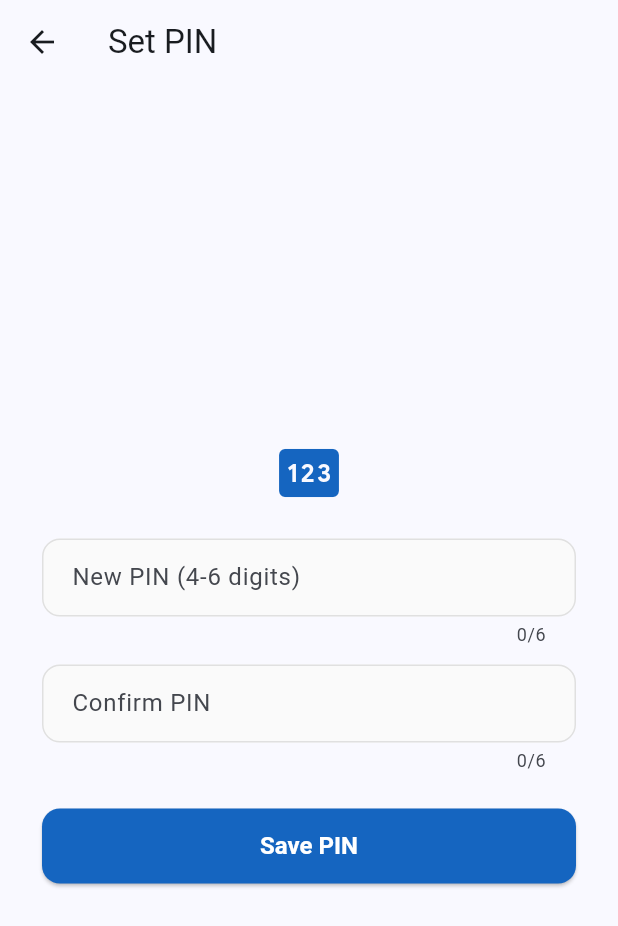
After one commit to zuraiz-01/digi_khata, a Flutter app: the PinLockScreen screen opened by its route, after a tap on "App Lock (PIN)", on a phone screen of 412 x 824 dp. The commit adds this screen. Shown: the top 926 px of the screen. Run offline on Flutter 3.47's test engine with Material 3 defaults, Android fonts, the phone set to English and light mode, and no system bars; our stand-ins replace cloud_firestore, csv, file_picker, firebase_auth, firebase_core, local_auth and 3 more; accounts and stored records are empty.

Commit message:
feat: add app lock and security features

```diff
--- a/lib/main.dart
+++ b/lib/main.dart
@@ -10,6 +10,7 @@ import 'providers/ledger_provider.dart';
 import 'providers/dashboard_provider.dart';
 import 'providers/invoice_provider.dart';
 import 'providers/report_provider.dart';
+import 'providers/security_provider.dart';
 import 'screens/login_screen.dart';
 import 'screens/signup_screen.dart';
 import 'screens/business_setup_screen.dart';
@@ -24,6 +25,7 @@ import 'screens/create_invoice_screen.dart';
 import 'screens/report_screen.dart';
 import 'screens/export_screen.dart';
 import 'screens/backup_screen.dart';
+import 'screens/pin_lock_screen.dart';
 import 'screens/dashboard_screen.dart';
 
 void main() async {
@@ -41,6 +43,7 @@ void main() async {
         ChangeNotifierProvider(create: (_) => DashboardProvider()),
         ChangeNotifierProvider(create: (_) => InvoiceProvider()),
         ChangeNotifierProvider(create: (_) => ReportProvider()),
+        ChangeNotifierProvider(create: (_) => SecurityProvider()),
       ],
       child: const DigiKhataApp(),
     ),
@@ -113,6 +116,7 @@ class DigiKhataApp extends StatelessWidget {
         '/reports': (context) => const ReportScreen(),
         '/export': (context) => const ExportScreen(),
         '/backup': (context) => const BackupScreen(),
+        '/security': (context) => const PinLockScreen(),
         '/dashboard': (context) => const DashboardScreen(),
       },
       home: Consumer<AppAuthProvider>(
--- /dev/null
+++ b/lib/providers/security_provider.dart
@@ -0,0 +1,43 @@
+import 'package:flutter/material.dart';
+import 'package:shared_preferences/shared_preferences.dart';
+
+class SecurityProvider extends ChangeNotifier {
+  bool _isPinEnabled = false;
+  bool _isAuthenticated = false;
+
+  bool get isPinEnabled => _isPinEnabled;
+  bool get isAuthenticated => _isAuthenticated;
+
+  Future<void> loadSettings() async {
+    final prefs = await SharedPreferences.getInstance();
+    _isPinEnabled = prefs.getBool('pin_enabled') ?? false;
+    notifyListeners();
+  }
+
+  Future<void> setPin(String pin) async {
+    final prefs = await SharedPreferences.getInstance();
+    await prefs.setString('app_pin', pin);
+    await prefs.setBool('pin_enabled', true);
+    _isPinEnabled = true;
+    notifyListeners();
+  }
+
+  Future<void> disablePin() async {
+    final prefs = await SharedPreferences.getInstance();
+    await prefs.setBool('pin_enabled', false);
+    await prefs.remove('app_pin');
+    _isPinEnabled = false;
+    notifyListeners();
+  }
+
+  Future<bool> validatePin(String pin) async {
+    final prefs = await SharedPreferences.getInstance();
+    final stored = prefs.getString('app_pin');
+    return pin == stored;
+  }
+
+  void authenticate() {
+    _isAuthenticated = true;
+    notifyListeners();
+  }
+}
--- a/lib/screens/dashboard_screen.dart
+++ b/lib/screens/dashboard_screen.dart
@@ -343,6 +343,7 @@ class _DashboardScreenState extends State<DashboardScreen> {
           if (index == 1) Navigator.pushNamed(context, '/customers');
           if (index == 2) Navigator.pushNamed(context, '/suppliers');
           if (index == 3) Navigator.pushNamed(context, '/reports');
+          if (index == 4) Navigator.pushNamed(context, '/security');
         },
         items: const [
           BottomNavigationBarItem(icon: Icon(Icons.home_rounded), label: 'Home'),
--- /dev/null
+++ b/lib/screens/pin_lock_screen.dart
@@ -0,0 +1,191 @@
+import 'package:flutter/material.dart';
+import 'package:flutter/services.dart';
+import 'package:local_auth/local_auth.dart';
+import 'package:provider/provider.dart';
+import '../providers/security_provider.dart';
+
+class PinLockScreen extends StatefulWidget {
+  const PinLockScreen({super.key});
+
+  @override
+  State<PinLockScreen> createState() => _PinLockScreenState();
+}
+
+class _PinLockScreenState extends State<PinLockScreen> {
+  final _pinCtl = TextEditingController();
+  final _newPinCtl = TextEditingController();
+  final _confirmPinCtl = TextEditingController();
+  bool _isSettingPin = false;
+  bool _showError = false;
+  final _localAuth = LocalAuthentication();
+
+  @override
+  void dispose() {
+    _pinCtl.dispose();
+    _newPinCtl.dispose();
+    _confirmPinCtl.dispose();
+    super.dispose();
+  }
+
+  Future<void> _authenticateWithBiometrics() async {
+    final canCheck = await _localAuth.canCheckBiometrics;
+    if (canCheck) {
+      final authenticated = await _localAuth.authenticate(
+        localizedReason: 'Authenticate to access Digi Khata',
+      );
+      if (authenticated && mounted) {
+        context.read<SecurityProvider>().authenticate();
+      }
+    }
+  }
+
+  Future<void> _validatePin() async {
+    final sp = context.read<SecurityProvider>();
+    final isValid = await sp.validatePin(_pinCtl.text.trim());
+    if (isValid) {
+      sp.authenticate();
+    } else {
+      setState(() => _showError = true);
+    }
+  }
+
+  Future<void> _savePin() async {
+    if (_newPinCtl.text.trim().length < 4) return;
+    if (_newPinCtl.text.trim() != _confirmPinCtl.text.trim()) return;
+
+    await context.read<SecurityProvider>().setPin(_newPinCtl.text.trim());
+    if (mounted) Navigator.pop(context);
+  }
+
+  @override
+  Widget build(BuildContext context) {
+    final sp = context.watch<SecurityProvider>();
+
+    if (_isSettingPin) {
+      return _buildSetupPinScreen();
+    }
+
+    if (sp.isPinEnabled && !sp.isAuthenticated) {
+      return _buildUnlockScreen();
+    }
+
+    return _buildSettingsScreen(sp);
+  }
+
+  Widget _buildUnlockScreen() {
+    return Scaffold(
+      body: SafeArea(
+        child: Center(
+          child: Padding(
+            padding: const EdgeInsets.all(28),
+            child: Column(
+              mainAxisAlignment: MainAxisAlignment.center,
+              children: [
+                const Icon(Icons.lock_outline, size: 64, color: Color(0xFF1565C0)),
+                const SizedBox(height: 20),
+                const Text('Enter PIN', style: TextStyle(fontSize: 22, fontWeight: FontWeight.bold)),
+                const SizedBox(height: 24),
+                TextField(
+                  controller: _pinCtl,
+                  obscureText: true,
+                  maxLength: 6,
+                  keyboardType: TextInputType.number,
+                  inputFormatters: [FilteringTextInputFormatter.digitsOnly],
+                  decoration: InputDecoration(
+                    labelText: 'PIN',
+                    errorText: _showError ? 'Invalid PIN' : null,
+                  ),
+                ),
+                const SizedBox(height: 16),
+                ElevatedButton(onPressed: _validatePin, child: const Text('Unlock')),
+                const SizedBox(height: 12),
+                TextButton(
+                  onPressed: _authenticateWithBiometrics,
+                  child: const Text('Use Fingerprint'),
+                ),
+              ],
+            ),
+          ),
+        ),
+      ),
+    );
+  }
+
+  Widget _buildSettingsScreen(SecurityProvider sp) {
+    return Scaffold(
+      appBar: AppBar(title: const Text('Security')),
+      body: Padding(
+        padding: const EdgeInsets.all(16),
+        child: Column(
+          children: [
+            Card(
+              child: SwitchListTile(
+                title: const Text('App Lock (PIN)'),
+                subtitle: Text(sp.isPinEnabled ? 'PIN is enabled' : 'Set a PIN to lock the app'),
+                value: sp.isPinEnabled,
+                onChanged: (v) {
+                  if (v) {
+                    setState(() => _isSettingPin = true);
+                  } else {
+                    sp.disablePin();
+                  }
+                },
+              ),
+            ),
+            const SizedBox(height: 12),
+            Card(
+              child: ListTile(
+                leading: const Icon(Icons.fingerprint),
+                title: const Text('Biometric Auth'),
+                subtitle: const Text('Use fingerprint to unlock'),
+                trailing: const Icon(Icons.chevron_right),
+                onTap: _authenticateWithBiometrics,
+              ),
+            ),
+          ],
+        ),
+      ),
+    );
+  }
+
+  Widget _buildSetupPinScreen() {
+    return Scaffold(
+      appBar: AppBar(title: const Text('Set PIN')),
+      body: Padding(
+        padding: const EdgeInsets.all(28),
+        child: Column(
+          mainAxisAlignment: MainAxisAlignment.center,
+          children: [
+            const Icon(Icons.pin, size: 48, color: Color(0xFF1565C0)),
+            const SizedBox(height: 20),
+            TextField(
+              controller: _newPinCtl,
+              obscureText: true,
+              maxLength: 6,
+              keyboardType: TextInputType.number,
+              inputFormatters: [FilteringTextInputFormatter.digitsOnly],
+              decoration: const InputDecoration(labelText: 'New PIN (4-6 digits)'),
+            ),
+            const SizedBox(height: 12),
+            TextField(
+              controller: _confirmPinCtl,
+              obscureText: true,
+              maxLength: 6,
+              keyboardType: TextInputType.number,
+              inputFormatters: [FilteringTextInputFormatter.digitsOnly],
+              decoration: InputDecoration(
+                labelText: 'Confirm PIN',
+                errorText: _confirmPinCtl.text.isNotEmpty &&
+                        _newPinCtl.text != _confirmPinCtl.text
+                    ? 'PINs do not match'
+                    : null,
+              ),
+            ),
+            const SizedBox(height: 24),
+            ElevatedButton(onPressed: _savePin, child: const Text('Save PIN')),
+          ],
+        ),
+      ),
+    );
+  }
+}
--- a/pubspec.yaml
+++ b/pubspec.yaml
@@ -45,6 +45,8 @@ dependencies:
   path_provider: ^2.1.5
   share_plus: ^10.1.4
   file_picker: ^8.1.7
+  local_auth: ^2.3.0
+  shared_preferences: ^2.3.5
 
 dev_dependencies:
   flutter_test:
```
Also changed, not shown: lib/providers/customer_provider.dart (+11 -0 lines), lib/screens/customer_screen.dart (+14 -0 lines), lib/widgets/confirm_dialog.dart (added, +26 -0 lines), pubspec.lock, 3 other files.
